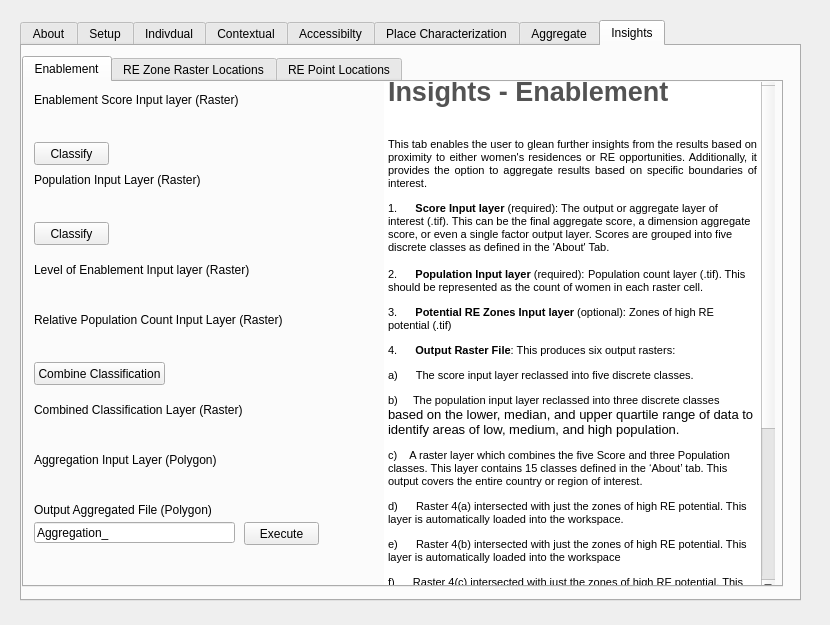
Qt form gender_indicator_tool/gender_indicator_tool_dialog_base.ui (worldbank/GEEST) before a commit.
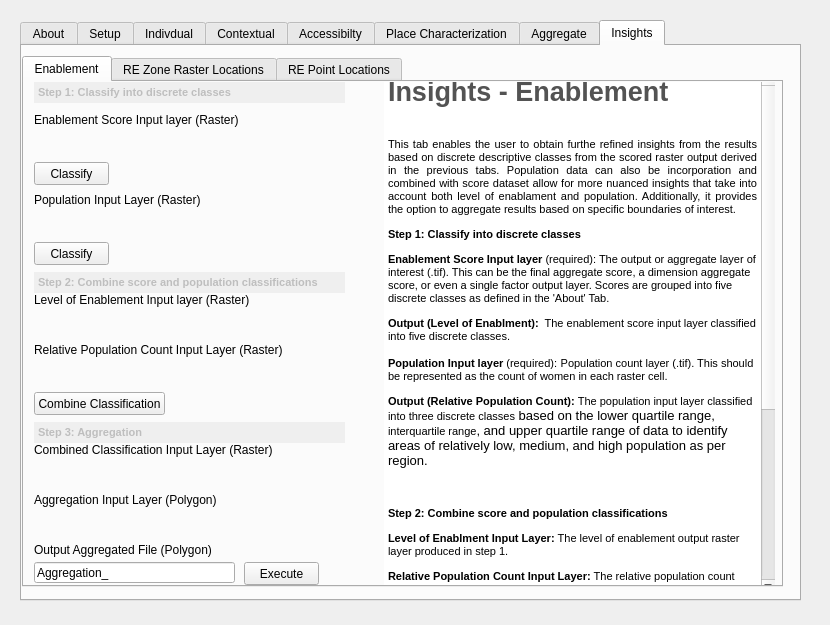
The same form after that commit. The open tabs and pages were chosen to show the change. Custom widgets are drawn as their Qt base class.

Commit message: Insights tab text has been updated

```diff
--- a/gender_indicator_tool/gender_indicator_tool_dialog_base.ui
+++ b/gender_indicator_tool/gender_indicator_tool_dialog_base.ui
@@ -6464,7 +6464,7 @@
        <property name="geometry">
         <rect>
          <x>10</x>
-         <y>90</y>
+         <y>110</y>
          <width>251</width>
          <height>16</height>
         </rect>
@@ -6477,7 +6477,7 @@
        <property name="geometry">
         <rect>
          <x>10</x>
-         <y>30</y>
+         <y>50</y>
          <width>231</width>
          <height>31</height>
         </rect>
@@ -6487,7 +6487,7 @@
        <property name="geometry">
         <rect>
          <x>10</x>
-         <y>10</y>
+         <y>30</y>
          <width>231</width>
          <height>16</height>
         </rect>
@@ -6500,7 +6500,7 @@
        <property name="geometry">
         <rect>
          <x>10</x>
-         <y>110</y>
+         <y>130</y>
          <width>231</width>
          <height>31</height>
         </rect>
@@ -6510,7 +6510,7 @@
        <property name="geometry">
         <rect>
          <x>10</x>
-         <y>60</y>
+         <y>80</y>
          <width>75</width>
          <height>23</height>
         </rect>
@@ -6523,7 +6523,7 @@
        <property name="geometry">
         <rect>
          <x>10</x>
-         <y>140</y>
+         <y>160</y>
          <width>75</width>
          <height>23</height>
         </rect>
@@ -6536,7 +6536,7 @@
        <property name="geometry">
         <rect>
          <x>10</x>
-         <y>180</y>
+         <y>210</y>
          <width>231</width>
          <height>16</height>
         </rect>
@@ -6549,7 +6549,7 @@
        <property name="geometry">
         <rect>
          <x>10</x>
-         <y>200</y>
+         <y>230</y>
          <width>231</width>
          <height>31</height>
         </rect>
@@ -6559,7 +6559,7 @@
        <property name="geometry">
         <rect>
          <x>10</x>
-         <y>250</y>
+         <y>280</y>
          <width>231</width>
          <height>31</height>
         </rect>
@@ -6569,7 +6569,7 @@
        <property name="geometry">
         <rect>
          <x>10</x>
-         <y>230</y>
+         <y>260</y>
          <width>251</width>
          <height>16</height>
         </rect>
@@ -6582,7 +6582,7 @@
        <property name="geometry">
         <rect>
          <x>10</x>
-         <y>280</y>
+         <y>310</y>
          <width>131</width>
          <height>23</height>
         </rect>
@@ -6616,29 +6616,30 @@
 &lt;/style&gt;&lt;/head&gt;&lt;body style=&quot; font-family:'MS Shell Dlg 2'; font-size:8.25pt; font-weight:400; font-style:normal;&quot;&gt;
 &lt;p style=&quot; margin-top:0px; margin-bottom:0px; margin-left:0px; margin-right:0px; -qt-block-indent:0; text-indent:0px;&quot;&gt;&lt;span style=&quot; font-size:20pt; font-weight:600; color:#535353;&quot;&gt;Insights - Enablement&lt;/span&gt;&lt;/p&gt;
 &lt;p align=&quot;justify&quot; style=&quot;-qt-paragraph-type:empty; margin-top:0px; margin-bottom:0px; margin-left:0px; margin-right:0px; -qt-block-indent:0; text-indent:0px; font-size:20pt; font-weight:600; color:#535353;&quot;&gt;&lt;br /&gt;&lt;/p&gt;
-&lt;p align=&quot;justify&quot; style=&quot; margin-top:0px; margin-bottom:0px; margin-left:0px; margin-right:0px; -qt-block-indent:0; text-indent:0px;&quot;&gt;&lt;span style=&quot; font-size:8pt;&quot;&gt;This tab enables the user to glean further insights from the results based on proximity to either women's residences or RE opportunities. Additionally, it provides the option to aggregate results based on specific boundaries of interest. &lt;/span&gt;&lt;/p&gt;
-&lt;p style=&quot; margin-top:12px; margin-bottom:12px; margin-left:0px; margin-right:0px; -qt-block-indent:0; text-indent:0px;&quot;&gt;&lt;span style=&quot; font-size:8pt;&quot;&gt;1.&lt;/span&gt;&lt;span style=&quot; font-family:'Times New Roman'; font-size:8pt;&quot;&gt;      &lt;/span&gt;&lt;span style=&quot; font-size:8pt; font-weight:600;&quot;&gt;Score Input layer&lt;/span&gt;&lt;span style=&quot; font-size:8pt;&quot;&gt; (required): The output or aggregate layer of interest (.tif). This can be the final aggregate score, a dimension aggregate score, or even a single factor output layer. Scores are grouped into five discrete classes as defined in the 'About' Tab.&lt;/span&gt;&lt;/p&gt;
-&lt;p style=&quot; margin-top:12px; margin-bottom:12px; margin-left:0px; margin-right:0px; -qt-block-indent:0; text-indent:0px;&quot;&gt;&lt;span style=&quot; font-size:8pt;&quot;&gt;2.&lt;/span&gt;&lt;span style=&quot; font-family:'Times New Roman'; font-size:8pt;&quot;&gt;     &lt;/span&gt;&lt;span style=&quot; font-family:'Times New Roman'; font-size:8pt; font-weight:600;&quot;&gt; &lt;/span&gt;&lt;span style=&quot; font-size:8pt; font-weight:600;&quot;&gt;Population Input layer&lt;/span&gt;&lt;span style=&quot; font-size:8pt;&quot;&gt; (required):&lt;/span&gt;&lt;span style=&quot; font-size:10pt;&quot;&gt; &lt;/span&gt;&lt;span style=&quot; font-size:8pt;&quot;&gt;Population count layer (.tif). This should be represented as the count of women in each raster cell. &lt;/span&gt;&lt;/p&gt;
-&lt;p style=&quot; margin-top:12px; margin-bottom:12px; margin-left:0px; margin-right:0px; -qt-block-indent:0; text-indent:0px;&quot;&gt;&lt;span style=&quot; font-size:8pt;&quot;&gt;3.&lt;/span&gt;&lt;span style=&quot; font-family:'Times New Roman'; font-size:8pt;&quot;&gt;      &lt;/span&gt;&lt;span style=&quot; font-size:8pt; font-weight:600;&quot;&gt;Potential RE Zones Input layer&lt;/span&gt;&lt;span style=&quot; font-size:8pt;&quot;&gt; (optional): Zones of high RE potential (.tif) &lt;/span&gt;&lt;/p&gt;
-&lt;p style=&quot; margin-top:12px; margin-bottom:12px; margin-left:0px; margin-right:0px; -qt-block-indent:0; text-indent:0px;&quot;&gt;&lt;span style=&quot; font-size:8pt;&quot;&gt;4.&lt;/span&gt;&lt;span style=&quot; font-family:'Times New Roman'; font-size:8pt;&quot;&gt;     &lt;/span&gt;&lt;span style=&quot; font-family:'Times New Roman'; font-size:8pt; font-weight:600;&quot;&gt; &lt;/span&gt;&lt;span style=&quot; font-size:8pt; font-weight:600;&quot;&gt;Output Raster File&lt;/span&gt;&lt;span style=&quot; font-size:8pt;&quot;&gt;: This produces six output rasters: &lt;/span&gt;&lt;/p&gt;
-&lt;p style=&quot; margin-top:12px; margin-bottom:12px; margin-left:0px; margin-right:0px; -qt-block-indent:0; text-indent:0px;&quot;&gt;&lt;span style=&quot; font-size:8pt;&quot;&gt;a)&lt;/span&gt;&lt;span style=&quot; font-family:'Times New Roman'; font-size:8pt;&quot;&gt;      &lt;/span&gt;&lt;span style=&quot; font-size:8pt;&quot;&gt;The score input layer reclassed into five discrete classes.&lt;/span&gt;&lt;/p&gt;
-&lt;p style=&quot; margin-top:12px; margin-bottom:12px; margin-left:0px; margin-right:0px; -qt-block-indent:0; text-indent:0px;&quot;&gt;&lt;span style=&quot; font-size:8pt;&quot;&gt;b)&lt;/span&gt;&lt;span style=&quot; font-family:'Times New Roman'; font-size:8pt;&quot;&gt;     &lt;/span&gt;&lt;span style=&quot; font-size:8pt;&quot;&gt;The population input layer reclassed into three discrete classes&lt;/span&gt;&lt;span style=&quot; font-family:'Calibri','sans-serif'; font-size:10pt;&quot;&gt; based on the lower, median, and upper quartile range of data to identify areas of low, medium, and high population.&lt;/span&gt;&lt;/p&gt;
-&lt;p style=&quot; margin-top:12px; margin-bottom:12px; margin-left:0px; margin-right:0px; -qt-block-indent:0; text-indent:0px;&quot;&gt;&lt;span style=&quot; font-size:8pt;&quot;&gt;c)&lt;/span&gt;&lt;span style=&quot; font-family:'Times New Roman'; font-size:8pt;&quot;&gt;    &lt;/span&gt;&lt;span style=&quot; font-size:8pt;&quot;&gt;A raster layer which combines the five Score and three Population classes. This layer contains 15 classes defined in the ‘About’ tab. This output covers the entire country or region of interest. &lt;/span&gt;&lt;/p&gt;
-&lt;p style=&quot; margin-top:12px; margin-bottom:12px; margin-left:0px; margin-right:0px; -qt-block-indent:0; text-indent:0px;&quot;&gt;&lt;span style=&quot; font-size:8pt;&quot;&gt;d)&lt;/span&gt;&lt;span style=&quot; font-family:'Times New Roman'; font-size:8pt;&quot;&gt;      &lt;/span&gt;&lt;span style=&quot; font-size:8pt;&quot;&gt;Raster 4(a) intersected with just the zones of high RE potential. This layer is automatically loaded into the workspace.&lt;/span&gt;&lt;/p&gt;
-&lt;p style=&quot; margin-top:12px; margin-bottom:12px; margin-left:0px; margin-right:0px; -qt-block-indent:0; text-indent:0px;&quot;&gt;&lt;span style=&quot; font-size:8pt;&quot;&gt;e)&lt;/span&gt;&lt;span style=&quot; font-family:'Times New Roman'; font-size:8pt;&quot;&gt;      &lt;/span&gt;&lt;span style=&quot; font-size:8pt;&quot;&gt;Raster 4(b) intersected with just the zones of high RE potential. This layer is automatically loaded into the workspace&lt;/span&gt;&lt;/p&gt;
-&lt;p style=&quot; margin-top:12px; margin-bottom:12px; margin-left:0px; margin-right:0px; -qt-block-indent:0; text-indent:0px;&quot;&gt;&lt;span style=&quot; font-size:8pt;&quot;&gt;f)&lt;/span&gt;&lt;span style=&quot; font-family:'Times New Roman'; font-size:8pt;&quot;&gt;      &lt;/span&gt;&lt;span style=&quot; font-size:8pt;&quot;&gt;Raster 4(c) intersected with just the zones of high RE potential. This layer is automatically loaded into the workspace&lt;/span&gt;&lt;/p&gt;
-&lt;p style=&quot; margin-top:12px; margin-bottom:12px; margin-left:0px; margin-right:0px; -qt-block-indent:0; text-indent:0px;&quot;&gt;&lt;span style=&quot; font-size:8pt;&quot;&gt;5.&lt;/span&gt;&lt;span style=&quot; font-family:'Times New Roman'; font-size:8pt;&quot;&gt;     &lt;/span&gt;&lt;span style=&quot; font-family:'Times New Roman'; font-size:8pt; font-weight:600;&quot;&gt; &lt;/span&gt;&lt;span style=&quot; font-size:8pt; font-weight:600;&quot;&gt;Insights layer&lt;/span&gt;&lt;span style=&quot; font-size:8pt;&quot;&gt;: The raster created in 4(c) above (filepath automatically loaded). &lt;/span&gt;&lt;/p&gt;
-&lt;p style=&quot; margin-top:12px; margin-bottom:12px; margin-left:0px; margin-right:0px; -qt-block-indent:0; text-indent:0px;&quot;&gt;&lt;span style=&quot; font-size:8pt;&quot;&gt;6.&lt;/span&gt;&lt;span style=&quot; font-family:'Times New Roman'; font-size:8pt;&quot;&gt;      &lt;/span&gt;&lt;span style=&quot; font-size:8pt; font-weight:600;&quot;&gt;Aggregation Input layer&lt;/span&gt;&lt;span style=&quot; font-size:8pt;&quot;&gt; (optional): Polygon layer representing boundaries of interest for aggregation (e.g. municipal boundary layer) &lt;/span&gt;&lt;/p&gt;
-&lt;p style=&quot; margin-top:12px; margin-bottom:12px; margin-left:0px; margin-right:0px; -qt-block-indent:0; text-indent:0px;&quot;&gt;&lt;span style=&quot; font-size:8pt;&quot;&gt;7.&lt;/span&gt;&lt;span style=&quot; font-family:'Times New Roman'; font-size:8pt;&quot;&gt;      &lt;/span&gt;&lt;span style=&quot; font-size:8pt; font-weight:600;&quot;&gt;Output Aggregated File&lt;/span&gt;&lt;span style=&quot; font-size:8pt;&quot;&gt;: A polygon layer showing the 15 score-population classes created in 4(c) aggregated to the scale of the aggregation input layer by identifying the majority class. &lt;/span&gt;&lt;/p&gt;
-&lt;p style=&quot; margin-top:12px; margin-bottom:12px; margin-left:0px; margin-right:0px; -qt-block-indent:0; text-indent:0px;&quot;&gt;&lt;span style=&quot; font-size:8pt;&quot;&gt;8.&lt;/span&gt;&lt;span style=&quot; font-family:'Times New Roman'; font-size:8pt;&quot;&gt;     &lt;/span&gt;&lt;span style=&quot; font-family:'Times New Roman'; font-size:8pt; font-weight:600;&quot;&gt; &lt;/span&gt;&lt;span style=&quot; font-size:8pt; font-weight:600;&quot;&gt;Location Input laye&lt;/span&gt;&lt;span style=&quot; font-size:8pt;&quot;&gt;r: (optional) Point locations of interest (.shp). These could be existing RE job locations or other points of interest. &lt;/span&gt;&lt;/p&gt;
-&lt;p style=&quot; margin-top:12px; margin-bottom:12px; margin-left:0px; margin-right:0px; -qt-block-indent:0; text-indent:0px;&quot;&gt;&lt;span style=&quot; font-size:8pt;&quot;&gt;9.&lt;/span&gt;&lt;span style=&quot; font-family:'Times New Roman'; font-size:8pt;&quot;&gt;     &lt;/span&gt;&lt;span style=&quot; font-family:'Times New Roman'; font-size:8pt; font-weight:600;&quot;&gt; &lt;/span&gt;&lt;span style=&quot; font-size:8pt; font-weight:600;&quot;&gt;Buffered Location Output File&lt;/span&gt;&lt;span style=&quot; font-size:8pt;&quot;&gt;: A polygon layer showing the 15 score-population classes created in 4(c) aggregated to a 10-km radius of each point in the Location Input Layer by identifying the majority class. &lt;/span&gt;&lt;/p&gt;&lt;/body&gt;&lt;/html&gt;</string>
+&lt;p align=&quot;justify&quot; style=&quot; margin-top:0px; margin-bottom:0px; margin-left:0px; margin-right:0px; -qt-block-indent:0; text-indent:0px;&quot;&gt;&lt;span style=&quot; font-size:8pt;&quot;&gt;This tab enables the user to obtain furthe refined insights from the results based on discrete descriptive classes from the scored raster output derived in the previous tabs. Population data can also be incorporation and combined with score dataset allow for more nuanced insights that take into account both level of enablament and population. Additionally, it provides the option to aggregate results based on specific boundaries of interest. &lt;/span&gt;&lt;/p&gt;
+&lt;p style=&quot; margin-top:12px; margin-bottom:12px; margin-left:0px; margin-right:0px; -qt-block-indent:0; text-indent:0px;&quot;&gt;&lt;span style=&quot; font-weight:600;&quot;&gt;Step 1: Classify into discrete classes&lt;/span&gt;&lt;/p&gt;
+&lt;p style=&quot; margin-top:12px; margin-bottom:12px; margin-left:0px; margin-right:0px; -qt-block-indent:0; text-indent:0px;&quot;&gt;&lt;span style=&quot; font-size:8pt; font-weight:600;&quot;&gt;Enablement Score Input layer&lt;/span&gt;&lt;span style=&quot; font-size:8pt;&quot;&gt; (required): The output or aggregate layer of interest (.tif). This can be the final aggregate score, a dimension aggregate score, or even a single factor output layer. Scores are grouped into five discrete classes as defined in the 'About' Tab.&lt;/span&gt;&lt;/p&gt;
+&lt;p style=&quot; margin-top:12px; margin-bottom:12px; margin-left:0px; margin-right:0px; -qt-block-indent:0; text-indent:0px;&quot;&gt;&lt;span style=&quot; font-size:8pt; font-weight:600;&quot;&gt;Output (Level of Enablment): &lt;/span&gt;&lt;span style=&quot; font-family:'Times New Roman'; font-size:8pt;&quot;&gt; &lt;/span&gt;&lt;span style=&quot; font-size:8pt;&quot;&gt;The enablement score input layer classified into five discrete classes.&lt;/span&gt;&lt;/p&gt;
+&lt;p style=&quot; margin-top:12px; margin-bottom:12px; margin-left:0px; margin-right:0px; -qt-block-indent:0; text-indent:0px;&quot;&gt;&lt;span style=&quot; font-size:8pt; font-weight:600;&quot;&gt;Population Input layer&lt;/span&gt;&lt;span style=&quot; font-size:8pt;&quot;&gt; (required):&lt;/span&gt;&lt;span style=&quot; font-size:10pt;&quot;&gt; &lt;/span&gt;&lt;span style=&quot; font-size:8pt;&quot;&gt;Population count layer (.tif). This should be represented as the count of women in each raster cell. &lt;/span&gt;&lt;/p&gt;
+&lt;p style=&quot; margin-top:12px; margin-bottom:12px; margin-left:0px; margin-right:0px; -qt-block-indent:0; text-indent:0px;&quot;&gt;&lt;span style=&quot; font-size:8pt; font-weight:600;&quot;&gt;Output (Relative Population Count): &lt;/span&gt;&lt;span style=&quot; font-size:8pt;&quot;&gt;The population input layer classified into three discrete classes&lt;/span&gt;&lt;span style=&quot; font-family:'Calibri','sans-serif'; font-size:10pt;&quot;&gt; based on the lower quartile range, &lt;/span&gt;&lt;span style=&quot; font-size:8pt;&quot;&gt;interquartile range&lt;/span&gt;&lt;span style=&quot; font-family:'Calibri','sans-serif'; font-size:10pt;&quot;&gt;, and upper quartile range of data to identify areas of relatively low, medium, and high population as per region.&lt;/span&gt;&lt;/p&gt;
+&lt;p style=&quot;-qt-paragraph-type:empty; margin-top:12px; margin-bottom:12px; margin-left:0px; margin-right:0px; -qt-block-indent:0; text-indent:0px; font-family:'Calibri','sans-serif'; font-size:10pt;&quot;&gt;&lt;br /&gt;&lt;/p&gt;
+&lt;p style=&quot; margin-top:12px; margin-bottom:12px; margin-left:0px; margin-right:0px; -qt-block-indent:0; text-indent:0px;&quot;&gt;&lt;span style=&quot; font-weight:600;&quot;&gt;Step 2: Combine score and population classifications&lt;/span&gt;&lt;/p&gt;
+&lt;p style=&quot; margin-top:12px; margin-bottom:12px; margin-left:0px; margin-right:0px; -qt-block-indent:0; text-indent:0px;&quot;&gt;&lt;span style=&quot; font-weight:600;&quot;&gt;Level of Enablment Input Layer: &lt;/span&gt;The level of enablement output raster layer produced in step 1.&lt;/p&gt;
+&lt;p style=&quot; margin-top:12px; margin-bottom:12px; margin-left:0px; margin-right:0px; -qt-block-indent:0; text-indent:0px;&quot;&gt;&lt;span style=&quot; font-weight:600;&quot;&gt;Relative Population Count Input Layer: &lt;/span&gt;The relative population count output raster layer produced in step 1.&lt;/p&gt;
+&lt;p style=&quot; margin-top:12px; margin-bottom:12px; margin-left:0px; margin-right:0px; -qt-block-indent:0; text-indent:0px;&quot;&gt;&lt;span style=&quot; font-weight:600;&quot;&gt;Output (Combine Classification): &lt;/span&gt;&lt;span style=&quot; font-family:'Times New Roman'; font-size:8pt;&quot;&gt; &lt;/span&gt;&lt;span style=&quot; font-size:8pt;&quot;&gt;A single raster layer which combines the five levels of enablement descrptive classes three population classes. This layer contains 15 classes defined in the ‘About’ tab. This output covers the entire country or region of interest. &lt;/span&gt;&lt;/p&gt;
+&lt;p style=&quot;-qt-paragraph-type:empty; margin-top:12px; margin-bottom:12px; margin-left:0px; margin-right:0px; -qt-block-indent:0; text-indent:0px;&quot;&gt;&lt;br /&gt;&lt;/p&gt;
+&lt;p style=&quot; margin-top:12px; margin-bottom:12px; margin-left:0px; margin-right:0px; -qt-block-indent:0; text-indent:0px;&quot;&gt;&lt;span style=&quot; font-weight:600;&quot;&gt;Step 3: Aggregation&lt;/span&gt;&lt;/p&gt;
+&lt;p style=&quot; margin-top:12px; margin-bottom:12px; margin-left:0px; margin-right:0px; -qt-block-indent:0; text-indent:0px;&quot;&gt;&lt;span style=&quot; font-weight:600;&quot;&gt;Combine Classification Input Layer: &lt;/span&gt;The combine classification output raster layer produced in step 2.&lt;/p&gt;
+&lt;p style=&quot; margin-top:12px; margin-bottom:12px; margin-left:0px; margin-right:0px; -qt-block-indent:0; text-indent:0px;&quot;&gt;&lt;span style=&quot; font-weight:600;&quot;&gt;Aggregation Input Layer: &lt;/span&gt;&lt;span style=&quot; font-size:8pt;&quot;&gt;Polygon layer representing boundaries of interest for aggregation (e.g. municipal boundary layer) &lt;/span&gt;&lt;/p&gt;
+&lt;p style=&quot; margin-top:12px; margin-bottom:12px; margin-left:0px; margin-right:0px; -qt-block-indent:0; text-indent:0px;&quot;&gt;&lt;span style=&quot; font-size:8pt; font-weight:600;&quot;&gt;Output (Aggregation): &lt;/span&gt;&lt;span style=&quot; font-size:8pt;&quot;&gt;A polygon layer showing the 15 score-population classes produced in step 2 aggregated to the scale of the aggregation input layer by identifying the majority class. &lt;/span&gt;&lt;/p&gt;
+&lt;p style=&quot;-qt-paragraph-type:empty; margin-top:12px; margin-bottom:12px; margin-left:0px; margin-right:0px; -qt-block-indent:0; text-indent:0px;&quot;&gt;&lt;br /&gt;&lt;/p&gt;&lt;/body&gt;&lt;/html&gt;</string>
        </property>
       </widget>
       <widget class="QgsFilterLineEdit" name="AGG_Output_Field">
        <property name="geometry">
         <rect>
          <x>10</x>
-         <y>440</y>
+         <y>480</y>
          <width>201</width>
          <height>21</height>
         </rect>
@@ -6654,20 +6655,20 @@
        <property name="geometry">
         <rect>
          <x>10</x>
-         <y>320</y>
+         <y>360</y>
          <width>321</width>
          <height>16</height>
         </rect>
        </property>
        <property name="text">
-        <string>Combined Classification Layer (Raster)</string>
+        <string>Combined Classification Input Layer (Raster)</string>
        </property>
       </widget>
       <widget class="QgsFileWidget" name="Insights_Polygon_Input_Field">
        <property name="geometry">
         <rect>
          <x>10</x>
-         <y>390</y>
+         <y>430</y>
          <width>231</width>
          <height>31</height>
         </rect>
@@ -6677,7 +6678,7 @@
        <property name="geometry">
         <rect>
          <x>10</x>
-         <y>340</y>
+         <y>380</y>
          <width>231</width>
          <height>31</height>
         </rect>
@@ -6687,7 +6688,7 @@
        <property name="geometry">
         <rect>
          <x>220</x>
-         <y>440</y>
+         <y>480</y>
          <width>75</width>
          <height>23</height>
         </rect>
@@ -6700,7 +6701,7 @@
        <property name="geometry">
         <rect>
          <x>10</x>
-         <y>420</y>
+         <y>460</y>
          <width>291</width>
          <height>16</height>
         </rect>
@@ -6713,7 +6714,7 @@
        <property name="geometry">
         <rect>
          <x>10</x>
-         <y>370</y>
+         <y>410</y>
          <width>281</width>
          <height>16</height>
         </rect>
@@ -6722,6 +6723,75 @@
         <string>Aggregation Input Layer (Polygon)</string>
        </property>
       </widget>
+      <widget class="QTextEdit" name="textEdit_42">
+       <property name="enabled">
+        <bool>false</bool>
+       </property>
+       <property name="geometry">
+        <rect>
+         <x>10</x>
+         <y>0</y>
+         <width>311</width>
+         <height>21</height>
+        </rect>
+       </property>
+       <property name="frameShape">
+        <enum>QFrame::NoFrame</enum>
+       </property>
+       <property name="html">
+        <string>&lt;!DOCTYPE HTML PUBLIC &quot;-//W3C//DTD HTML 4.0//EN&quot; &quot;http://www.w3.org/TR/REC-html40/strict.dtd&quot;&gt;
+&lt;html&gt;&lt;head&gt;&lt;meta name=&quot;qrichtext&quot; content=&quot;1&quot; /&gt;&lt;style type=&quot;text/css&quot;&gt;
+p, li { white-space: pre-wrap; }
+&lt;/style&gt;&lt;/head&gt;&lt;body style=&quot; font-family:'MS Shell Dlg 2'; font-size:8.25pt; font-weight:400; font-style:normal;&quot;&gt;
+&lt;p style=&quot; margin-top:0px; margin-bottom:0px; margin-left:0px; margin-right:0px; -qt-block-indent:0; text-indent:0px;&quot;&gt;&lt;span style=&quot; font-size:8pt; font-weight:600;&quot;&gt;Step 1: Classify into discrete classes&lt;/span&gt;&lt;/p&gt;&lt;/body&gt;&lt;/html&gt;</string>
+       </property>
+      </widget>
+      <widget class="QTextEdit" name="textEdit_43">
+       <property name="enabled">
+        <bool>false</bool>
+       </property>
+       <property name="geometry">
+        <rect>
+         <x>10</x>
+         <y>190</y>
+         <width>311</width>
+         <height>21</height>
+        </rect>
+       </property>
+       <property name="frameShape">
+        <enum>QFrame::NoFrame</enum>
+       </property>
+       <property name="html">
+        <string>&lt;!DOCTYPE HTML PUBLIC &quot;-//W3C//DTD HTML 4.0//EN&quot; &quot;http://www.w3.org/TR/REC-html40/strict.dtd&quot;&gt;
+&lt;html&gt;&lt;head&gt;&lt;meta name=&quot;qrichtext&quot; content=&quot;1&quot; /&gt;&lt;style type=&quot;text/css&quot;&gt;
+p, li { white-space: pre-wrap; }
+&lt;/style&gt;&lt;/head&gt;&lt;body style=&quot; font-family:'MS Shell Dlg 2'; font-size:8.25pt; font-weight:400; font-style:normal;&quot;&gt;
+&lt;p style=&quot; margin-top:0px; margin-bottom:0px; margin-left:0px; margin-right:0px; -qt-block-indent:0; text-indent:0px;&quot;&gt;&lt;span style=&quot; font-size:8pt; font-weight:600;&quot;&gt;Step 2: Combine score and population classifications&lt;/span&gt;&lt;/p&gt;&lt;/body&gt;&lt;/html&gt;</string>
+       </property>
+      </widget>
+      <widget class="QTextEdit" name="textEdit_44">
+       <property name="enabled">
+        <bool>false</bool>
+       </property>
+       <property name="geometry">
+        <rect>
+         <x>10</x>
+         <y>340</y>
+         <width>311</width>
+         <height>21</height>
+        </rect>
+       </property>
+       <property name="frameShape">
+        <enum>QFrame::NoFrame</enum>
+       </property>
+       <property name="html">
+        <string>&lt;!DOCTYPE HTML PUBLIC &quot;-//W3C//DTD HTML 4.0//EN&quot; &quot;http://www.w3.org/TR/REC-html40/strict.dtd&quot;&gt;
+&lt;html&gt;&lt;head&gt;&lt;meta name=&quot;qrichtext&quot; content=&quot;1&quot; /&gt;&lt;style type=&quot;text/css&quot;&gt;
+p, li { white-space: pre-wrap; }
+&lt;/style&gt;&lt;/head&gt;&lt;body style=&quot; font-family:'MS Shell Dlg 2'; font-size:8.25pt; font-weight:400; font-style:normal;&quot;&gt;
+&lt;p style=&quot; margin-top:0px; margin-bottom:0px; margin-left:0px; margin-right:0px; -qt-block-indent:0; text-indent:0px;&quot;&gt;&lt;span style=&quot; font-size:8pt; font-weight:600;&quot;&gt;Step 3: Aggregation&lt;/span&gt;&lt;/p&gt;&lt;/body&gt;&lt;/html&gt;</string>
+       </property>
+      </widget>
      </widget>
      <widget class="QWidget" name="tab_35">
       <attribute name="title">
```
Left out of the diff: 58 changed lines with no effect on the pictures. The commit also changes 1 other file.
